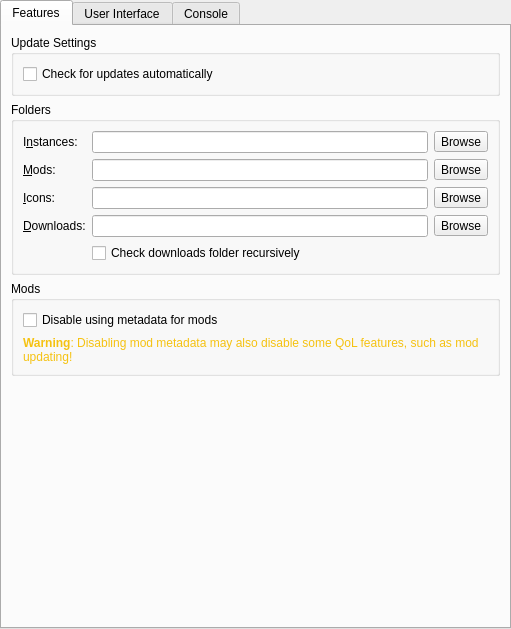
fn2006/PollyMC, file launcher/ui/pages/global/LauncherPage.ui: the form before one commit.
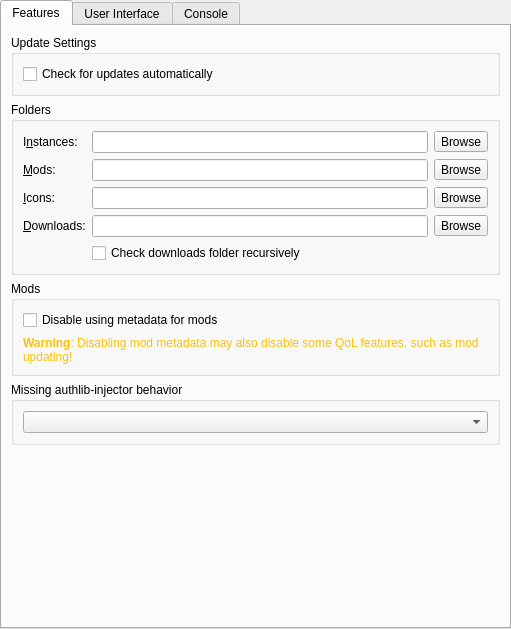
The form after the commit. Custom widgets are drawn as their Qt base class.

Commit message:
Automatically install authlib-injector when missing
Add MissingAuthlibInjectorBehavior setting to control this behavior

```diff
--- a/launcher/ui/pages/global/LauncherPage.ui
+++ b/launcher/ui/pages/global/LauncherPage.ui
@@ -189,6 +189,22 @@
          </layout>
         </widget>
        </item>
+       <item>
+        <widget class="QGroupBox" name="authlibInjectorBox">
+         <property name="title">
+          <string>Missing authlib-injector behavior</string>
+         </property>
+         <layout class="QVBoxLayout" name="verticalLayout">
+          <item>
+           <widget class="QComboBox" name="missingAIComboBox">
+            <property name="toolTip">
+             <string>What to do when using an authlib-injector account with an instance that does not have authlib-injector installed</string>
+            </property>
+           </widget>
+          </item>
+         </layout>
+        </widget>
+       </item>
        <item>
         <spacer name="verticalSpacer_2">
          <property name="orientation">
```
The commit also changes 9 other files.
